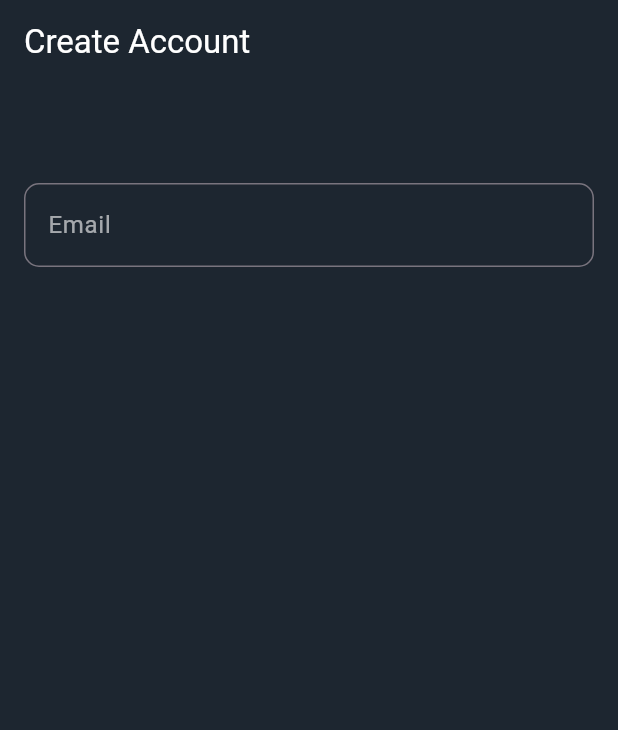
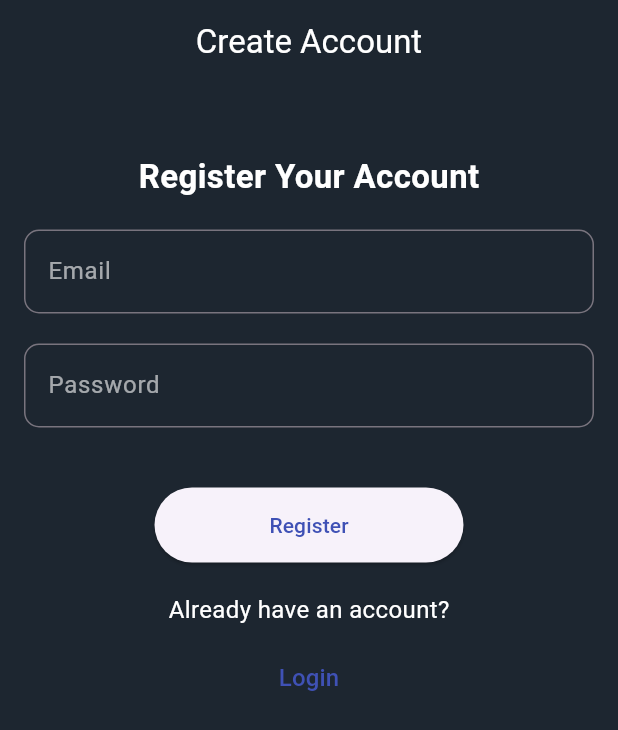
Before and after one commit to lixoO0/my_todo_app, a Flutter app: the screen it shows after launch, on a phone screen of 412 x 824 dp. Shown: the top 730 px of the screen. Run offline on Flutter 3.47's test engine with Material 3 defaults, Android fonts, the phone set to English and light mode, and no system bars; our stand-ins replace cloud_firestore, firebase_auth, firebase_core; accounts and stored records are empty.

```diff
--- a/lib/services/auth_services.dart
+++ b/lib/services/auth_services.dart
@@ -4,7 +4,7 @@ class AuthService{
 final FirebaseAuth _auth = FirebaseAuth.instance;
 
 //sign in
-Future<User?> _signInWithEmailAndPassword(String email, String password) async {
+Future<User?> signInWithEmailAndPassword(String email, String password) async {
   try {
     UserCredential result=await _auth.signInWithEmailAndPassword(email: email, password: password);
     User? user=result.user;
@@ -15,7 +15,7 @@ Future<User?> _signInWithEmailAndPassword(String email, String password) async {
     }
 }
 //sign up
-Future<User?> _registerWithEmailAndPassword(String email, String password) async {
+Future<User?> registerWithEmailAndPassword(String email, String password) async {
   try {
     UserCredential result=await _auth.createUserWithEmailAndPassword(email: email, password: password);
     User? user=result.user;
--- a/lib/signup_screen.dart
+++ b/lib/signup_screen.dart
@@ -1,4 +1,7 @@
+import 'package:firebase_auth/firebase_auth.dart';
 import 'package:flutter/material.dart';
+import 'package:my_todo_app/home_screen.dart';
+import 'package:my_todo_app/login_screen.dart';
 import 'package:my_todo_app/services/auth_services.dart';
 
 class SignupScreen extends StatelessWidget {
@@ -12,6 +15,7 @@ class SignupScreen extends StatelessWidget {
       backgroundColor: Color(0xff1d2630),
       appBar: AppBar(
         title: Text("Create Account"),
+        centerTitle: true,
         backgroundColor: Color(0xff1d2630),
         foregroundColor: Colors.white,
       ),
@@ -20,19 +24,88 @@ class SignupScreen extends StatelessWidget {
           padding: EdgeInsets.all(16),
           child: Column(
             children: [
-              SizedBox(height:50),
+              SizedBox(height: 30),
+              Text(
+                "Register Your Account",
+                style: TextStyle(
+                  color: Colors.white,
+                  fontSize: 22,
+                  fontWeight: FontWeight.bold,
+                ),
+              ),
+              SizedBox(height: 20),
               TextField(
-                controller:_emailController,
-                style:TextStyle(color: Colors.white),
-                decoration:InputDecoration(
+                controller: _emailController,
+                style: TextStyle(color: Colors.white),
+                decoration: InputDecoration(
                   focusedBorder: OutlineInputBorder(
                     borderRadius: BorderRadius.circular(10),
                     borderSide: BorderSide(color: Colors.white60),
                   ),
                   border: OutlineInputBorder(
-                    borderRadius: BorderRadius.circular(10)),
+                    borderRadius: BorderRadius.circular(10),
+                  ),
                   labelText: "Email",
                   labelStyle: TextStyle(color: Colors.white60),
+                ),
+              ),
+              SizedBox(height: 20),
+              TextField(
+                controller: _passwordController,
+                style: TextStyle(color: Colors.white),
+                decoration: InputDecoration(
+                  focusedBorder: OutlineInputBorder(
+                    borderRadius: BorderRadius.circular(10),
+                    borderSide: BorderSide(color: Colors.white60),
+                  ),
+                  border: OutlineInputBorder(
+                    borderRadius: BorderRadius.circular(10),
+                  ),
+                  labelText: "Password",
+                  labelStyle: TextStyle(color: Colors.white60),
+                ),
+              ),
+              SizedBox(height: 40),
+              SizedBox(
+                width: MediaQuery.of(context).size.width / 2,
+                height: 50,
+                child: ElevatedButton(
+                  onPressed: () async {
+                    User? user = await _authService
+                        .registerWithEmailAndPassword(
+                          _emailController.text,
+                          _passwordController.text,
+                        );
+
+                    if (user != null) {
+                      Navigator.push(
+                        context,
+                        MaterialPageRoute(builder: (context) => Homescreen()),
+                      );
+                    }
+                  },
+                  child: Text(
+                    "Register",
+                    style: TextStyle(color: Colors.indigo),
+                  ),
+                ),
+              ),
+              SizedBox(height: 20),
+              Text(
+                "Already have an account?",
+                style: TextStyle(color: Colors.white, fontSize: 16),
+              ),
+              SizedBox(height: 10),
+              TextButton(
+                onPressed: () {
+                  Navigator.push(
+                    context,
+                    MaterialPageRoute(builder: (context) => LoginScreen()),
+                  );
+                },
+                child: Text(
+                  "Login",
+                  style: TextStyle(color: Colors.indigo, fontSize: 16),
                 ),
               ),
             ],
```
Also changed, not shown: lib/home_screen.dart (added, +15 -0 lines), lib/login_screen.dart (+89 -2 lines).
